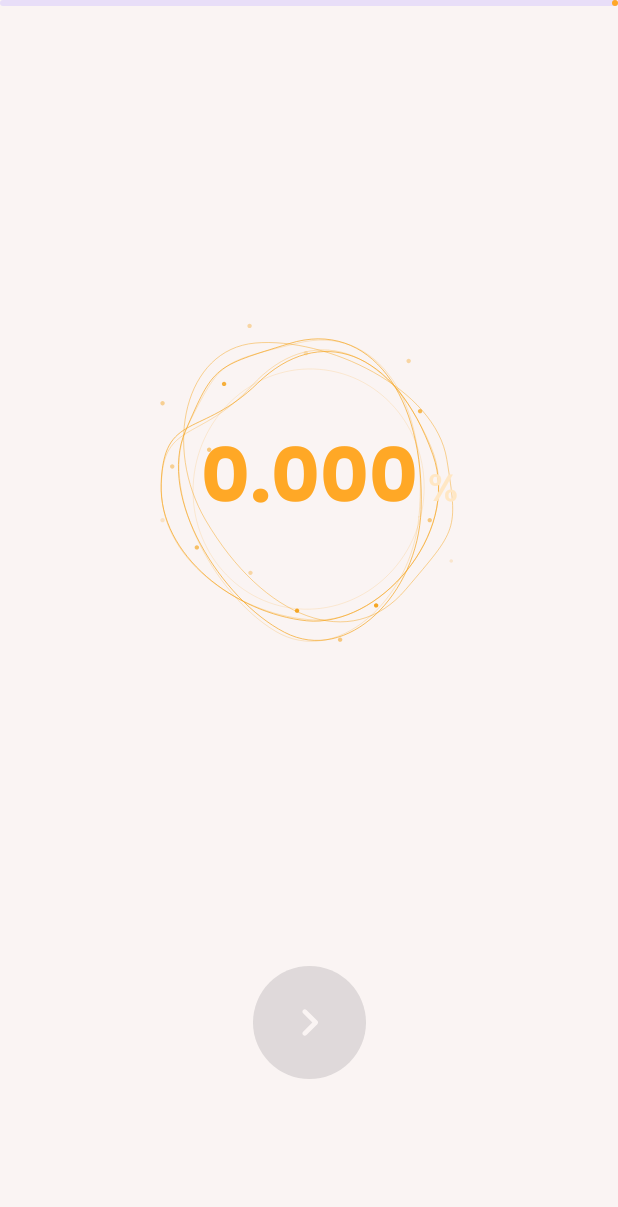
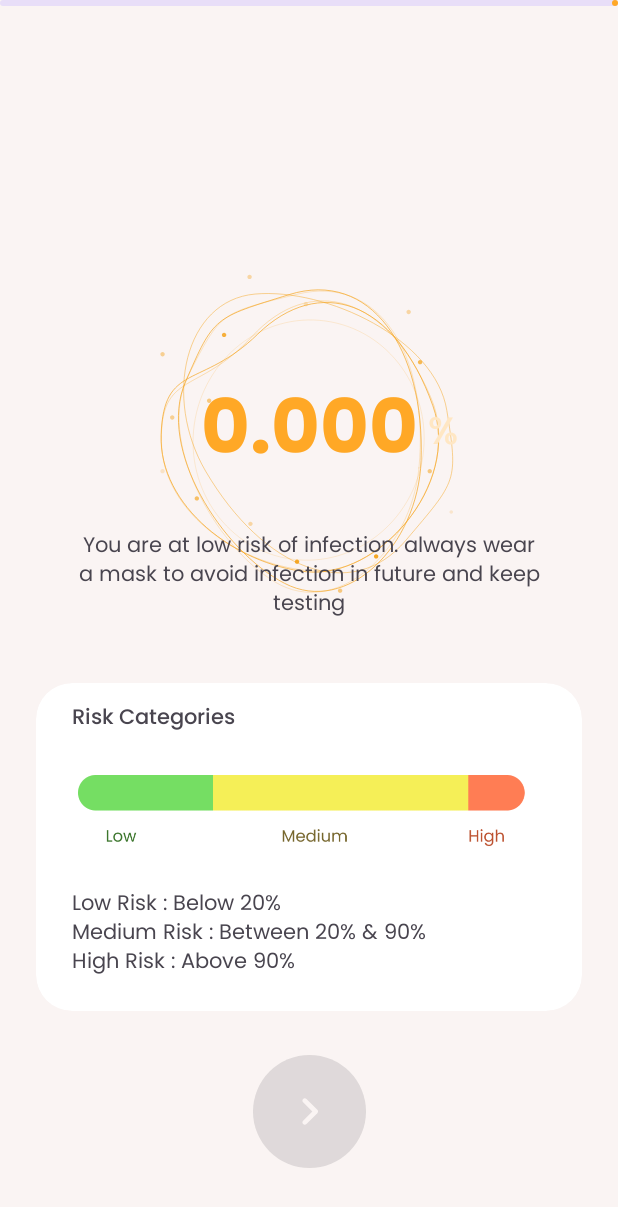
Before and after one commit to darshkaushik/cough-it, an Android app: the fragment PredictionFragment placed in its activity, on a phone screen of 412 x 824 dp. Shown: the top 1207 px of the screen. Run offline under Robolectric (Android 15) with nearby library versions, the phone set to English and light mode, and no system bars; our stand-ins replace Firebase (no records; nobody signed in at launch, a user with empty details on screens opened directly); libraries missing offline, so code that uses them is left out: com.jjoe64.graphview, com.vmadalin.easypermissions; network calls fail; pictures from the network do not load; 19 statements that could not run were skipped.

Commit message:
enhancements: refined the prediction page.

```diff
--- a/android-app/app/src/main/java/com/ibmhack2021/coughit/ui/prediction/PredictionFragment.kt
+++ b/android-app/app/src/main/java/com/ibmhack2021/coughit/ui/prediction/PredictionFragment.kt
@@ -102,6 +102,15 @@ class PredictionFragment : Fragment() {
             // here I can set the text view
             Log.d("Prediction" , it.toString())
             binding.predictTextView.text = String.format("%.3f", it?.times(100))
+
+            // here I have to set the categories
+            if(it?.times(100)!! > 90){
+                binding.categoryText.text = "you are at a high chance of being infected consider consulting a doctor immediately"
+            }else if(it?.times(100) > 40 && it.times(100) < 90){
+                binding.categoryText.text = "You are at medium risk, try to avoid contact from others and keep regularly testing"
+            }else{
+                binding.categoryText.text = "You are at low risk of infection. always wear a mask to avoid infection in future and keep testing"
+            }
         })
 
         // navigate to home
--- a/android-app/app/src/main/res/layout/fragment_prediction.xml
+++ b/android-app/app/src/main/res/layout/fragment_prediction.xml
@@ -1,5 +1,6 @@
 <?xml version="1.0" encoding="utf-8"?>
-<androidx.constraintlayout.widget.ConstraintLayout xmlns:android="http://schemas.android.com/apk/res/android"
+<androidx.constraintlayout.widget.ConstraintLayout
+    xmlns:android="http://schemas.android.com/apk/res/android"
     xmlns:tools="http://schemas.android.com/tools"
     android:layout_width="match_parent"
     android:layout_height="match_parent"
@@ -7,38 +8,52 @@
     xmlns:app="http://schemas.android.com/apk/res-auto"
     tools:context=".ui.prediction.PredictionFragment">
 
-    <com.airbnb.lottie.LottieAnimationView
-        android:layout_width="wrap_content"
-        android:layout_height="wrap_content"
-        app:lottie_loop="true"
-        app:lottie_autoPlay="true"
-        app:layout_constraintTop_toTopOf="parent"
+    <androidx.core.widget.NestedScrollView
+        android:layout_width="match_parent"
+        android:layout_height="match_parent"
+        android:orientation="vertical">
+
+        <LinearLayout
+            android:layout_width="match_parent"
+            android:layout_height="0dp"
+            android:orientation="vertical"
+            app:layout_constraintBottom_toBottomOf="parent"
+            app:layout_constraintEnd_toEndOf="parent"
             app:layout_constraintStart_toStartOf="parent"
-        app:layout_constraintEnd_toEndOf="parent"/>
+            app:layout_constraintTop_toTopOf="parent">
+
+            <androidx.constraintlayout.widget.ConstraintLayout
+                android:layout_width="match_parent"
+                android:layout_height="match_parent"
+                android:paddingBottom="85dp">
+
 
                 <com.airbnb.lottie.LottieAnimationView
+                    android:id="@+id/lottie_predict"
                     android:layout_width="300dp"
                     android:layout_height="300dp"
-        app:lottie_autoPlay="true"
-        app:lottie_loop="true"
-        app:lottie_rawRes="@raw/covid_result"
+                    app:layout_constraintBottom_toBottomOf="@id/predict_text_view"
                     app:layout_constraintEnd_toEndOf="@id/predict_text_view"
                     app:layout_constraintStart_toStartOf="@id/predict_text_view"
                     app:layout_constraintTop_toTopOf="@id/predict_text_view"
-        app:layout_constraintBottom_toBottomOf="@id/predict_text_view"/>
+                    app:lottie_autoPlay="true"
+                    app:lottie_loop="true"
+                    app:lottie_rawRes="@raw/covid_result" />
 
                 <com.google.android.material.textview.MaterialTextView
                     android:id="@+id/predict_text_view"
                     android:layout_width="wrap_content"
                     android:layout_height="wrap_content"
+                    android:layout_marginTop="100dp"
                     android:fontFamily="@font/poppins_bold"
                     android:text="0"
                     android:textColor="@color/orange_primary"
                     android:textSize="50dp"
+                    app:layout_constraintBottom_toBottomOf="parent"
+                    app:layout_constraintEnd_toEndOf="parent"
+                    app:layout_constraintStart_toStartOf="parent"
                     app:layout_constraintTop_toTopOf="parent"
-        app:layout_constraintStart_toStartOf="parent"
-        app:layout_constraintEnd_toEndOf="parent"
-        app:layout_constraintBottom_toTopOf="@id/next_button"/>
+                    app:layout_constraintVertical_bias="0.3" />
 
                 <TextView
                     android:layout_width="wrap_content"
@@ -47,38 +62,125 @@
                     android:text=" %"
                     android:textColor="@color/orange_light"
                     android:textSize="25sp"
-        app:layout_constraintBottom_toTopOf="@id/next_button"
+                    app:layout_constraintBottom_toBottomOf="@id/predict_text_view"
                     app:layout_constraintEnd_toEndOf="parent"
                     app:layout_constraintHorizontal_bias="0.0"
                     app:layout_constraintStart_toEndOf="@id/predict_text_view"
-        app:layout_constraintTop_toTopOf="parent"
+                    app:layout_constraintTop_toTopOf="@id/predict_text_view"
                     app:layout_constraintVertical_bias="0.51" />
 
                 <com.google.android.material.progressindicator.LinearProgressIndicator
                     android:id="@+id/progress_bar"
                     android:layout_width="match_parent"
                     android:layout_height="wrap_content"
+                    app:layout_constraintTop_toTopOf="parent" />
+
+                <com.google.android.material.textview.MaterialTextView
+                    android:id="@+id/category_text"
+                    android:layout_width="match_parent"
+                    android:layout_height="wrap_content"
+                    android:textAlignment="center"
+                    android:layout_marginStart="50dp"
+                    android:layout_marginEnd="50dp"
+                    app:fontFamily="@font/poppins"
+                    tools:text="Prediction Category"
+                    android:layout_marginTop="20dp"
+                    app:layout_constraintTop_toBottomOf="@id/predict_text_view"
+                    app:layout_constraintStart_toStartOf="parent"
+                    app:layout_constraintEnd_toEndOf="parent"/>
+
+                <com.google.android.material.card.MaterialCardView
+                    android:id="@+id/category_card"
+                    android:layout_width="match_parent"
+                    android:layout_height="wrap_content"
+                    android:backgroundTint="@color/elevated_surfaces"
+                    app:layout_constraintTop_toBottomOf="@id/category_text"
+                    android:layout_marginStart="24dp"
+                    android:layout_marginEnd="24dp"
+                    app:cardCornerRadius="24dp"
+                    android:layout_marginBottom="50dp"
+                    app:layout_constraintStart_toStartOf="parent"
+                    app:layout_constraintEnd_toEndOf="parent"
+                    android:layout_marginTop="40dp"
+                    style="?attr/materialCardViewFilledStyle">
+                    <androidx.constraintlayout.widget.ConstraintLayout
+                        android:layout_width="match_parent"
+                        android:layout_height="match_parent">
+
+                        <com.google.android.material.textview.MaterialTextView
+                            android:id="@+id/category_card_heading"
+                            android:layout_width="wrap_content"
+                            android:layout_height="wrap_content"
+                            android:text="Risk Categories"
+                            app:fontFamily="@font/poppins_medium"
+                            android:layout_marginStart="24dp"
+                            android:layout_marginTop="12dp"
+                            app:layout_constraintStart_toStartOf="parent"
                             app:layout_constraintTop_toTopOf="parent"/>
+
+                        <ImageView
+                            android:id="@+id/category_bar"
+                            android:layout_width="0dp"
+                            android:layout_height="100dp"
+                            android:src="@drawable/category_bar"
+                            android:layout_marginStart="28dp"
+                            android:layout_marginEnd="28dp"
+                            android:scaleType="fitCenter"
+                            app:layout_constraintStart_toStartOf="parent"
+                            app:layout_constraintEnd_toEndOf="parent"
+                            app:layout_constraintTop_toBottomOf="@id/category_card_heading"/>
+
+                        <com.google.android.material.textview.MaterialTextView
+                            android:layout_width="wrap_content"
+                            android:layout_height="wrap_content"
+                            android:text="Low Risk : Below 20% \nMedium Risk : Between 20% &amp; 90%\nHigh Risk : Above 90%"
+                            app:fontFamily="@font/poppins"
+                            app:layout_constraintTop_toBottomOf="@id/category_bar"
+                            android:layout_marginStart="24dp"
+                            app:layout_constraintStart_toStartOf="parent"
+                            app:layout_constraintBottom_toBottomOf="parent"
+                            android:layout_marginBottom="20dp"/>
+
+
+
+
+                    </androidx.constraintlayout.widget.ConstraintLayout>
+                </com.google.android.material.card.MaterialCardView>
+
+
+            </androidx.constraintlayout.widget.ConstraintLayout>
+
+
+
+
+        </LinearLayout>
+
+    </androidx.core.widget.NestedScrollView>
 
     <com.google.android.material.button.MaterialButton
         android:id="@+id/next_button"
+        style="@style/Widget.Material3.Button.UnelevatedButton"
         android:layout_width="75dp"
         android:layout_height="75dp"
-        app:iconSize="38dp"
+        android:layout_marginBottom="16dp"
         android:insetLeft="0dp"
         android:insetTop="0dp"
         android:insetRight="0dp"
         android:insetBottom="0dp"
         app:cornerRadius="40dp"
+        app:icon="@drawable/ic_round_navigate_next_24"
+        app:iconGravity="textStart"
         app:iconPadding="0dp"
-        app:iconGravity="textStart"
+        app:iconSize="38dp"
         app:iconTint="@color/surface_color"
-        style="@style/Widget.Material3.Button.UnelevatedButton"
-        app:icon="@drawable/ic_round_navigate_next_24"
         app:layout_constraintBottom_toBottomOf="parent"
         app:layout_constraintEnd_toEndOf="parent"
         app:layout_constraintStart_toStartOf="parent"
         app:layout_constraintTop_toTopOf="parent"
-        app:layout_constraintVertical_bias="0.86"/>
+        app:layout_constraintVertical_bias="0.96" />
+
+
+
+
 
 </androidx.constraintlayout.widget.ConstraintLayout>
```
Also changed, not shown: android-app/app/src/main/res/drawable/category_bar.png (added). Lines whose indentation alone changed are shown as unchanged.
